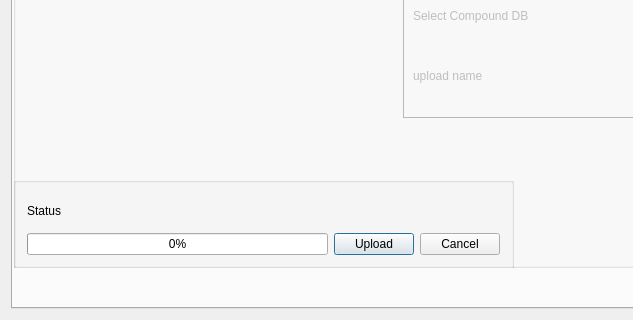
First picture: the form in src/gui/mzroll/forms/pollyelmaveninterface.ui, repository ElucidataInc/ElMaven, before the edit; both pictures show x 0 to 633 and y 280 to 600 of the 860 by 600 pixel window.
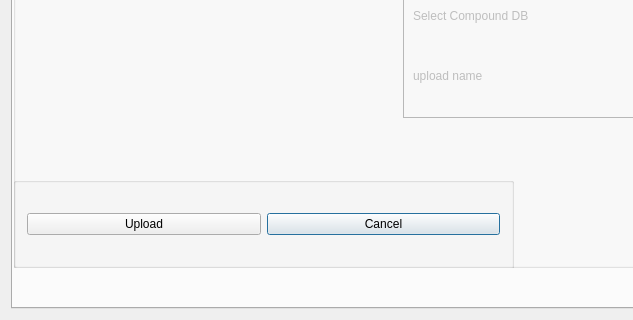
Second picture: the form after the edit.

Commit message: [UI] Replace the upload progress bar with another dialog

The edit to the form file:
```diff
--- a/src/gui/mzroll/forms/pollyelmaveninterface.ui
+++ b/src/gui/mzroll/forms/pollyelmaveninterface.ui
@@ -54,21 +54,7 @@
          </rect>
         </property>
         <layout class="QGridLayout" name="gridLayout_7">
-         <item row="3" column="4">
-          <widget class="QPushButton" name="computeButton_upload">
-           <property name="text">
-            <string>Upload</string>
-           </property>
-          </widget>
-         </item>
-         <item row="3" column="3">
-          <widget class="QProgressBar" name="progressBar_upload">
-           <property name="value">
-            <number>0</number>
-           </property>
-          </widget>
-         </item>
-         <item row="3" column="5">
+         <item row="2" column="4">
           <widget class="QPushButton" name="cancelButton_upload">
            <property name="text">
             <string>Cancel</string>
@@ -76,9 +62,9 @@
           </widget>
          </item>
          <item row="2" column="3">
-          <widget class="QLabel" name="statusText_4">
+          <widget class="QPushButton" name="computeButton_upload">
            <property name="text">
-            <string>Status</string>
+            <string>Upload</string>
            </property>
           </widget>
          </item>
```
Left out of the diff: 13 changed lines with no effect on the pictures. The commit also changes 7 other files.
